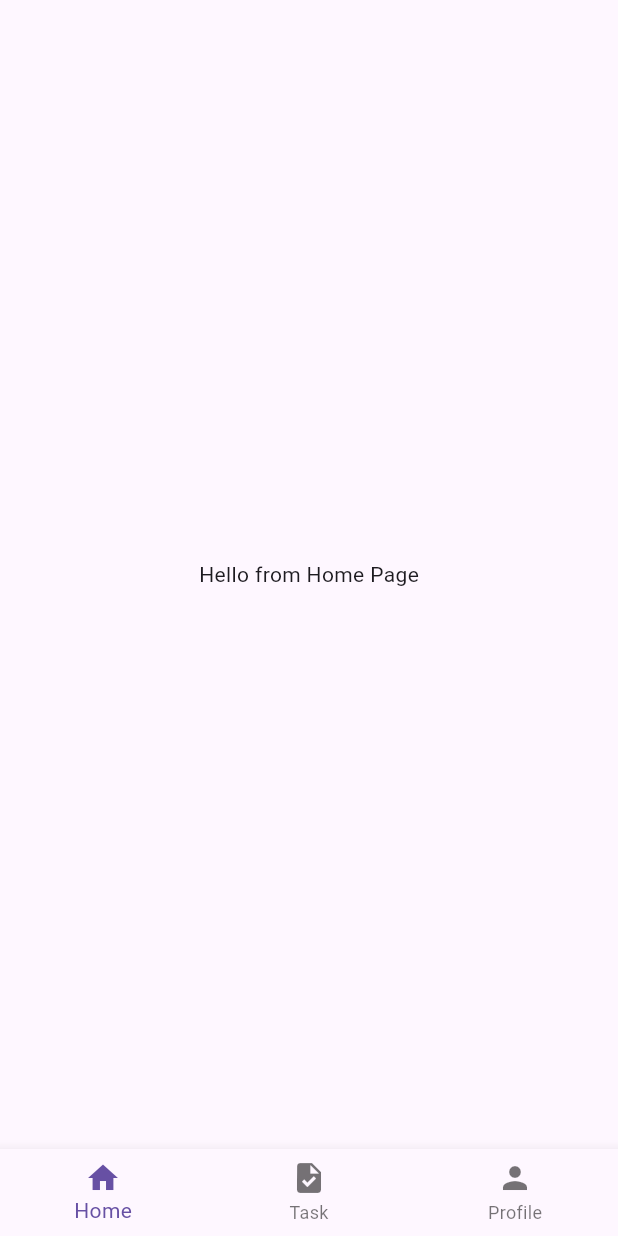
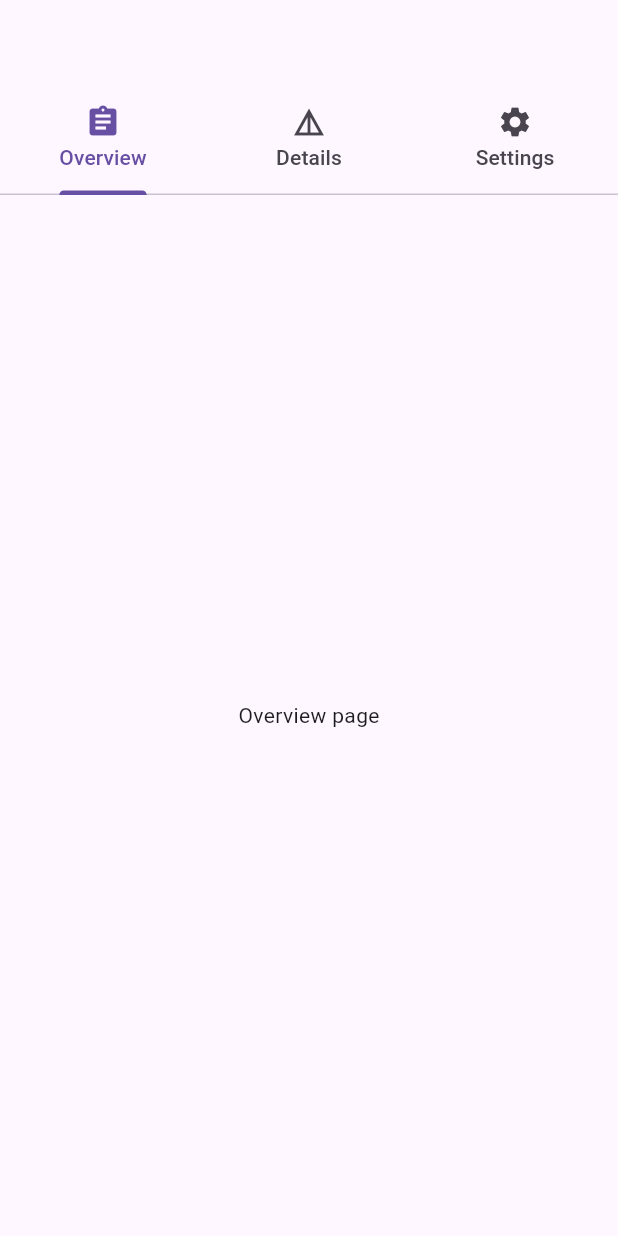
Before and after one commit to Zwawi100/Flutter_Course, a Flutter app: the screen it shows after launch, on a phone screen of 412 x 824 dp. Run offline on Flutter 3.47's test engine with Material 3 defaults, Android fonts, the light colour scheme and no system bars.

Commit message:
Create TabBar

```diff
--- /dev/null
+++ b/lib/lab1.dart
@@ -0,0 +1,87 @@
+import 'package:flutter/material.dart';
+
+void main() {
+  runApp(Lab1());
+}
+
+class Lab1 extends StatelessWidget {
+  const Lab1({super.key});
+
+  @override
+  Widget build(BuildContext context) {
+    return MaterialApp(
+      debugShowCheckedModeBanner: false,
+      home: HomePage(),
+    );
+  }
+}
+
+class HomePage extends StatefulWidget {
+  const HomePage({super.key});
+
+  @override
+  State<HomePage> createState() => _HomePageState();
+}
+
+class _HomePageState extends State<HomePage> {
+  int _selectedIndex = 0;
+
+  final List<Widget> _selectedScreen = [
+    HomeScreen(),
+    SearchScreen(),
+    ProductScreen()
+  ];
+
+  void _tapBottomItem(int index){
+    setState(() {
+      _selectedIndex = index;
+    });
+  }
+  @override
+  Widget build(BuildContext context) {
+    return Scaffold(
+      body: _selectedScreen[_selectedIndex],
+      bottomNavigationBar: BottomNavigationBar(
+      currentIndex:_selectedIndex ,
+      onTap: _tapBottomItem ,
+      items: [
+        BottomNavigationBarItem(icon: Icon(Icons.home) , label: "Home" ,backgroundColor: Colors.blue),
+        BottomNavigationBarItem(icon: Icon(Icons.task) , label: "Task" ,backgroundColor: Colors.orange),
+        BottomNavigationBarItem(icon: Icon(Icons.person) , label: "Profile" ,backgroundColor: Colors.brown)
+      ]),
+    );
+  }
+}
+
+class HomeScreen extends StatelessWidget {
+  const HomeScreen({super.key});
+
+  @override
+  Widget build(BuildContext context) {
+    return const Scaffold(
+      body: Center(child: Text("Hello from Home Page"),),
+    );
+  }
+}
+
+class SearchScreen extends StatelessWidget {
+  const SearchScreen({super.key});
+
+  @override
+  Widget build(BuildContext context) {
+    return const Scaffold(
+      body: Center(child: Text("Hello from Task Page"),),
+    );
+  }
+}
+
+class ProductScreen extends StatelessWidget {
+  const ProductScreen({super.key});
+
+  @override
+  Widget build(BuildContext context) {
+    return const Scaffold(
+      body: Center(child: Text("Hello from Profile Page"),),
+    );
+  }
+}
--- a/lib/main.dart
+++ b/lib/main.dart
@@ -1,11 +1,11 @@
 import 'package:flutter/material.dart';
 
 void main() {
-  runApp(Lab1());
+  runApp(Lab2());
 }
 
-class Lab1 extends StatelessWidget {
-  const Lab1({super.key});
+class Lab2 extends StatelessWidget {
+  const Lab2({super.key});
 
   @override
   Widget build(BuildContext context) {
@@ -23,65 +23,78 @@ class HomePage extends StatefulWidget {
   State<HomePage> createState() => _HomePageState();
 }
 
-class _HomePageState extends State<HomePage> {
-  int _selectedIndex = 0;
+class _HomePageState extends State<HomePage>
+    with SingleTickerProviderStateMixin {
+  late TabController _tabController;
 
-  final List<Widget> _selectedScreen = [
-    HomeScreen(),
-    SearchScreen(),
-    ProductScreen()
-  ];
+  @override
+  void initState() {
+    _tabController = TabController(length: 3, vsync: this);
+    super.initState();
+  }
 
-  void _tapBottomItem(int index){
-    setState(() {
-      _selectedIndex = index;
-    });
+  @override
+  void dispose() {
+    _tabController.dispose();
+    super.dispose();
   }
+
   @override
   Widget build(BuildContext context) {
     return Scaffold(
-      body: _selectedScreen[_selectedIndex],
-      bottomNavigationBar: BottomNavigationBar(
-      currentIndex:_selectedIndex ,
-      onTap: _tapBottomItem ,
-      items: [
-        BottomNavigationBarItem(icon: Icon(Icons.home) , label: "Home" ,backgroundColor: Colors.blue),
-        BottomNavigationBarItem(icon: Icon(Icons.task) , label: "Task" ,backgroundColor: Colors.orange),
-        BottomNavigationBarItem(icon: Icon(Icons.person) , label: "Profile" ,backgroundColor: Colors.brown)
-      ]),
+      appBar: AppBar(
+        bottom: TabBar(controller: _tabController, tabs: [
+          Tab(
+            text: "Overview",
+            icon: Icon(Icons.assignment),
+          ),
+          Tab(
+            text: "Details",
+            icon: Icon(Icons.details),
+          ),
+          Tab(
+            text: "Settings",
+            icon: Icon(Icons.settings),
+          ),
+        ]),
+      ),
+      body: TabBarView(
+        controller: _tabController,
+        children: [
+          OverView(),
+          Details(),
+          settings()
+        ]),
     );
   }
 }
-
-class HomeScreen extends StatelessWidget {
-  const HomeScreen({super.key});
+class OverView extends StatelessWidget {
+  const OverView({super.key});
 
   @override
   Widget build(BuildContext context) {
-    return const Scaffold(
-      body: Center(child: Text("Hello from Home Page"),),
+    return Center(
+      child: Text("Overview page"),
     );
   }
 }
-
-class SearchScreen extends StatelessWidget {
-  const SearchScreen({super.key});
+class Details extends StatelessWidget {
+  const Details({super.key});
 
   @override
   Widget build(BuildContext context) {
-    return const Scaffold(
-      body: Center(child: Text("Hello from Task Page"),),
+    return Center(
+      child: Text("Details page"),
     );
   }
 }
-
-class ProductScreen extends StatelessWidget {
-  const ProductScreen({super.key});
+class settings extends StatelessWidget {
+  const settings({super.key});
 
   @override
   Widget build(BuildContext context) {
-    return const Scaffold(
-      body: Center(child: Text("Hello from Profile Page"),),
+    return Center(
+      child: Text("Settings page"),
     );
   }
 }
```
Also changed, not shown: 1 other file.
